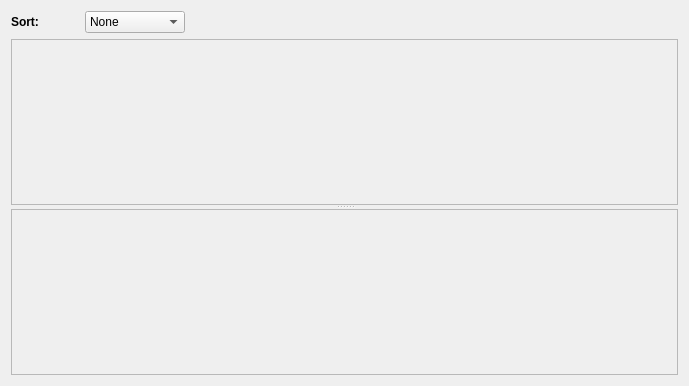
The window that retroshare-gui/src/gui/TransferFeed.ui (RetroShare/RetroShare) describes before a commit, drawn with Qt 5.
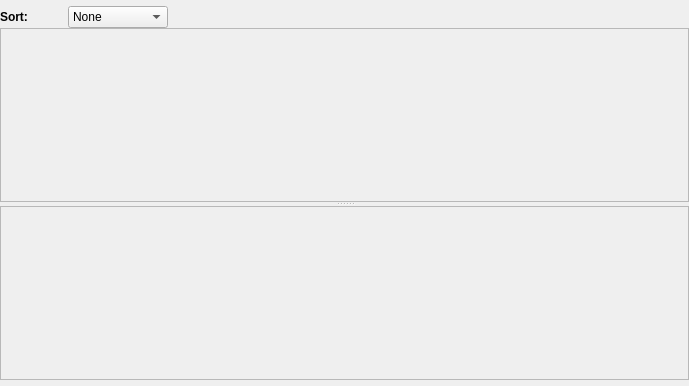
The same window after the commit.

Patch:
```diff
--- a/retroshare-gui/src/gui/TransferFeed.ui
+++ b/retroshare-gui/src/gui/TransferFeed.ui
@@ -13,6 +13,21 @@
    <string>Form</string>
   </property>
   <layout class="QVBoxLayout" >
+   <property name="spacing" >
+    <number>0</number>
+   </property>
+   <property name="leftMargin" >
+    <number>0</number>
+   </property>
+   <property name="topMargin" >
+    <number>6</number>
+   </property>
+   <property name="rightMargin" >
+    <number>0</number>
+   </property>
+   <property name="bottomMargin" >
+    <number>6</number>
+   </property>
    <item>
     <layout class="QHBoxLayout" >
      <item>
```
Left out of the diff: 4 changed lines with no effect on the pictures.
